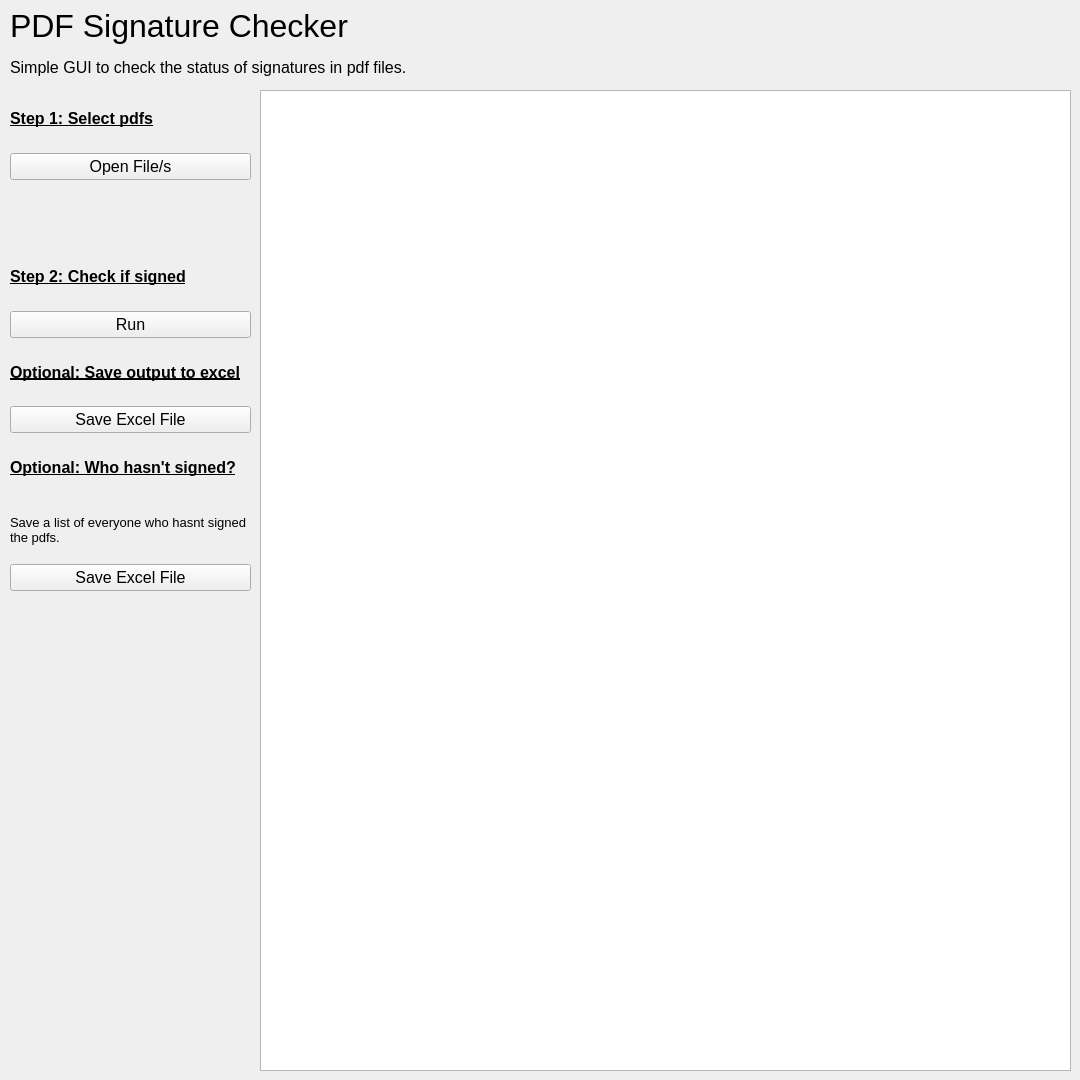
lachlanmonty/PDFSignChecker, file PDFSignChecker/psc_gui.ui: the form before one commit.
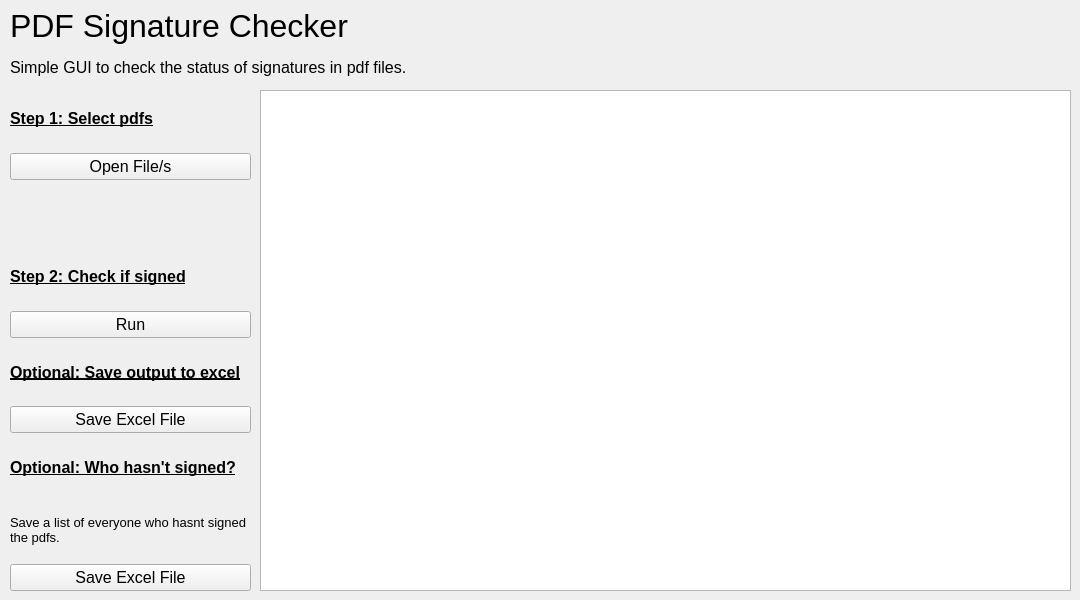
The form after the commit.

What changed in the file:
```diff
--- a/PDFSignChecker/psc_gui.ui
+++ b/PDFSignChecker/psc_gui.ui
@@ -7,7 +7,7 @@
     <x>0</x>
     <y>0</y>
     <width>1080</width>
-    <height>1080</height>
+    <height>600</height>
    </rect>
   </property>
   <property name="sizePolicy">
@@ -19,7 +19,7 @@
   <property name="maximumSize">
    <size>
     <width>1080</width>
-    <height>1080</height>
+    <height>600</height>
    </size>
   </property>
   <property name="windowTitle">
@@ -214,7 +214,7 @@
       <x>260</x>
       <y>90</y>
       <width>811</width>
-      <height>981</height>
+      <height>501</height>
      </rect>
     </property>
     <property name="sortingEnabled">
```
